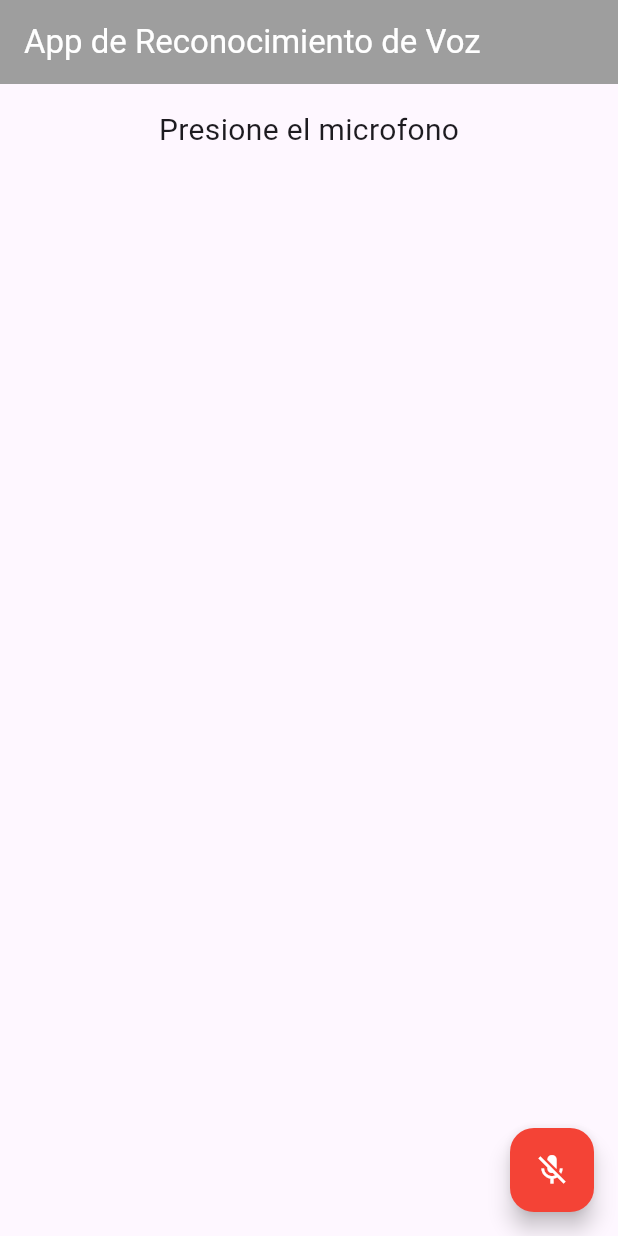
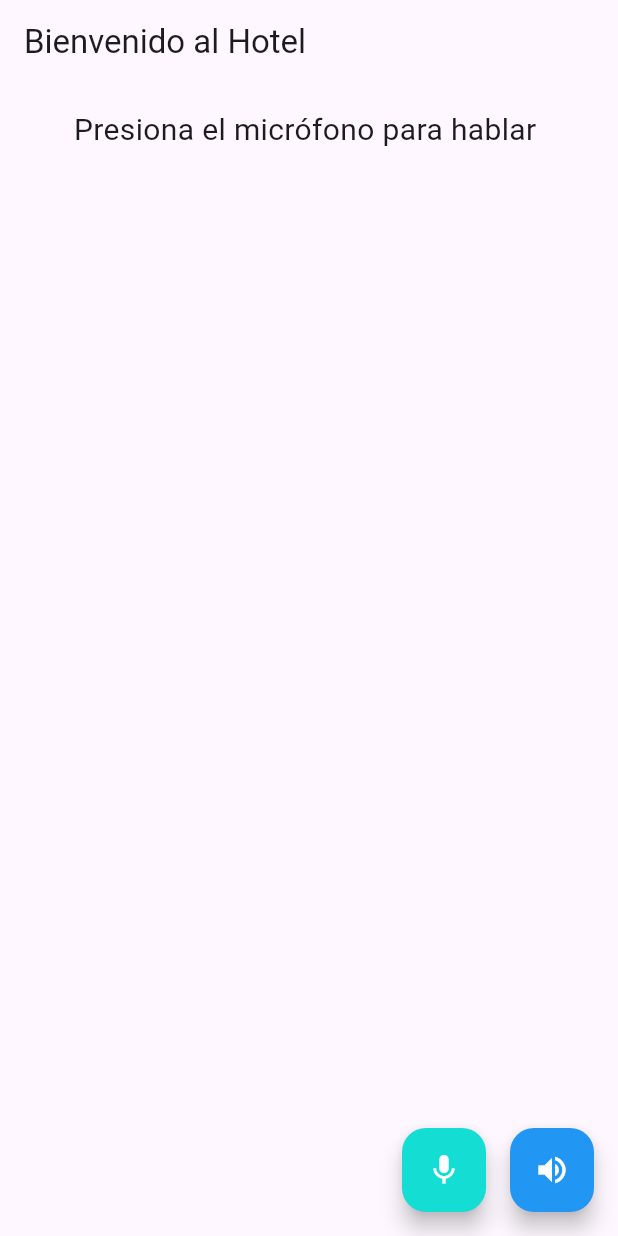
Before and after one commit to VeroAntezana/AppVoz, a Flutter app: the screen it shows after launch, on a phone screen of 412 x 824 dp. Run offline on Flutter 3.47's test engine with Material 3 defaults, Android fonts, the phone set to English and light mode, and no system bars; our stand-ins replace flutter_tts, speech_to_text; missing offline and left inert: dialog_flowtter.

```diff
--- a/lib/main.dart
+++ b/lib/main.dart
@@ -1,5 +1,7 @@
 import 'package:flutter/material.dart';
-import 'package:proyecto/pages/home_pages.dart';
+import 'package:speech_to_text/speech_to_text.dart';
+import 'package:flutter_tts/flutter_tts.dart';
+import 'package:dialog_flowtter/dialog_flowtter.dart';
 
 void main() {
   runApp(const MyApp());
@@ -12,27 +14,155 @@ class MyApp extends StatelessWidget {
   @override
   Widget build(BuildContext context) {
     return MaterialApp(
-      title: 'Flutter Demo',
+      title: 'Hotel Concepcion',
       theme: ThemeData(
-        // This is the theme of your application.
-        //
-        // TRY THIS: Try running your application with "flutter run". You'll see
-        // the application has a purple toolbar. Then, without quitting the app,
-        // try changing the seedColor in the colorScheme below to Colors.green
-        // and then invoke "hot reload" (save your changes or press the "hot
-        // reload" button in a Flutter-supported IDE, or press "r" if you used
-        // the command line to start the app).
-        //
-        // Notice that the counter didn't reset back to zero; the application
-        // state is not lost during the reload. To reset the state, use hot
-        // restart instead.
-        //
-        // This works for code too, not just values: Most code changes can be
-        // tested with just a hot reload.
         colorScheme: ColorScheme.fromSeed(seedColor: Colors.deepPurple),
         useMaterial3: true,
       ),
       home: HomePage(),
+
     );
   }
 }
+class HomePage extends StatefulWidget {
+  const HomePage({Key? key}) : super(key: key);
+
+  @override
+  _HomePageState createState() => _HomePageState();
+}
+
+class _HomePageState extends State<HomePage> {
+  final SpeechToText _speechToText = SpeechToText();
+  final FlutterTts _flutterTts = FlutterTts();
+  late DialogFlowtter _dialogFlowtter;
+
+  bool _speechEnabled = false;
+  String _wordsSpoken = "";
+  double _confidenceLevel = 0;
+
+  @override
+  void initState() {
+    super.initState();
+    initSpeech();
+    initDialogFlow();
+  }
+
+  void initSpeech() async {
+    _speechEnabled = await _speechToText.initialize();
+    setState(() {});
+  }
+
+  void initDialogFlow() async {
+    _dialogFlowtter = await DialogFlowtter.fromFile();
+  }
+
+  void _startListening() async {
+    await _speechToText.listen(onResult: _onSpeechResult);
+    setState(() {
+      _confidenceLevel = 0;
+    });
+  }
+
+void _onSpeechResult(result) async {
+  setState(() {
+    _wordsSpoken = result.recognizedWords;
+    _confidenceLevel = result.confidence;
+  });
+
+  if (_confidenceLevel > 0) {
+    _sendMessageToDialogFlow(_wordsSpoken);
+  }
+}
+
+
+  void _sendMessageToDialogFlow(String message) async {
+    DetectIntentResponse response = await _dialogFlowtter.detectIntent(
+      queryInput: QueryInput(text: TextInput(text: message)),
+    );
+
+    if (response.message != null) {
+      String responseText = response.message!.text!.text!.first;
+      _speakMessage(responseText);
+    }
+  }
+
+  void _speakMessage(String message) async {
+    await _flutterTts.speak(message);
+  }
+
+void _speakText() {
+    _flutterTts.speak(_wordsSpoken);
+  }
+  @override
+  Widget build(BuildContext context) {
+    return Scaffold(
+      appBar: AppBar(
+        title: Text('Bienvenido al Hotel'),
+      ),
+      body: Center(
+        child: Column(
+          children: [
+            Container(
+              padding: EdgeInsets.all(16),
+              child: Text(
+                _speechToText.isListening
+                    ? "Escuchando..."
+                    : _speechEnabled
+                        ? "Presiona el micrófono para hablar "
+                        : "Speech not available",
+                style: TextStyle(fontSize: 20.0),
+              ),
+            ),
+            Expanded(
+              child: Container(
+                padding: EdgeInsets.all(16),
+                child: Text(
+                  _wordsSpoken,
+                  style: const TextStyle(
+                    fontSize: 25,
+                    fontWeight: FontWeight.w300,
+                  ),
+                ),
+              ),
+            ),
+            if (_speechToText.isNotListening && _confidenceLevel > 0)
+              Padding(
+                padding: const EdgeInsets.only(
+                  bottom: 100,
+                ),
+                child: Text(
+                  "Confidence: ${(_confidenceLevel * 100).toStringAsFixed(1)}%",
+                  style: TextStyle(
+                    fontSize: 30,
+                    fontWeight: FontWeight.w200,
+                  ),
+                ),
+              )
+          ],
+        ),
+      ),
+      floatingActionButton: Row(
+        mainAxisAlignment: MainAxisAlignment.end,
+        children: [
+          FloatingActionButton(
+            onPressed: _startListening,
+            child: const Icon(
+              Icons.mic,
+              color: Colors.white,
+            ),
+            backgroundColor: Color.fromRGBO(20, 222, 212, 1),
+          ),
+           const SizedBox(width: 16),
+              FloatingActionButton(
+                onPressed: _speakText,
+                backgroundColor: Colors.blue,
+                child: const Icon(
+                  Icons.volume_up,
+                  color: Colors.white,
+                ),
+              ),
+        ],
+      ),
+    );
+  }
+}
--- a/pubspec.yaml
+++ b/pubspec.yaml
@@ -32,6 +32,8 @@ dependencies:
     sdk: flutter
 
   speech_to_text: ^6.5.1
+  flutter_tts: ^3.8.5
+  dialog_flowtter: ^0.3.3
 
 
   # The following adds the Cupertino Icons font to your application.
@@ -59,6 +61,8 @@ flutter:
   # included with your application, so that you can use the icons in
   # the material Icons class.
   uses-material-design: true
+  assets:
+    - assets/dialog_flow_auth.json
 
   # To add assets to your application, add an assets section, like this:
   # assets:
```
Also changed, not shown: assets/dialog_flow_auth.json (added, +13 -0 lines), lib/pages/home_pages.dart (+52 -9 lines), lib/pages/page_tts.dart (added), pubspec.lock, 5 other files.
